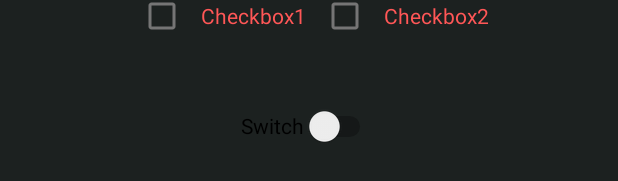
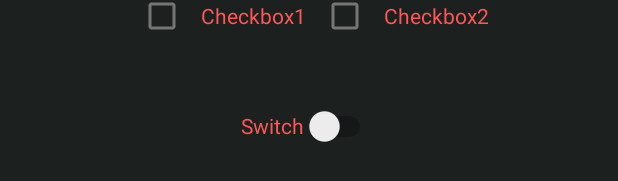
Before and after one commit to aris23cruz/kodego_inventory_app_aris, an Android app: the layout activity_test.xml on its own in the app's theme, with its tools: preview values and no code run, on a phone screen of 412 x 824 dp. Shown: the part 897-1078 px from the top of the screen. Run offline under Robolectric (Android 15) with nearby library versions, the phone set to English and light mode, and no system bars.

Commit message:
test-activity-sample-ui

```diff
--- a/app/src/main/res/layout/activity_test.xml
+++ b/app/src/main/res/layout/activity_test.xml
@@ -153,7 +153,10 @@
         android:layout_width="wrap_content"
         android:layout_height="wrap_content"
         android:minHeight="48dp"
+        android:padding="5dp"
+        android:paddingLeft="5dp"
         android:text="Switch"
+        android:textColor="#FF5757"
         app:layout_constraintBottom_toBottomOf="parent"
         app:layout_constraintEnd_toEndOf="parent"
         app:layout_constraintHorizontal_bias="0.498"
```
